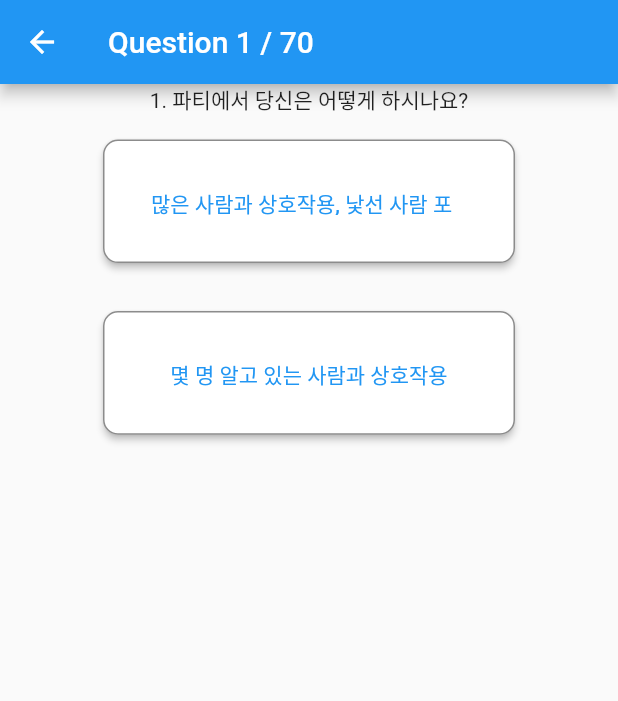
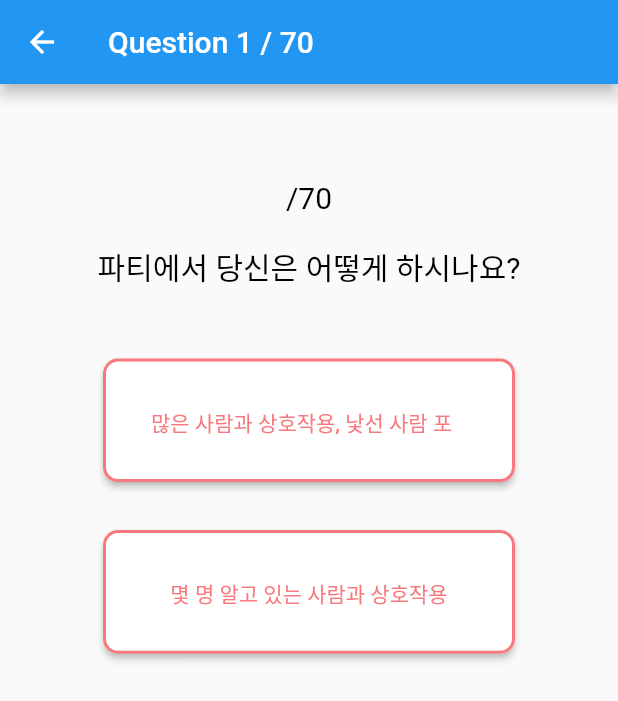
Before and after one commit to 9weeks-flutter-sfac/E1I3-challenge-MBTI-, a Flutter app: the screen it shows after launch, after a tap on "테스트 시작", on a phone screen of 412 x 824 dp. Shown: the top 701 px of the screen. Run offline on Flutter 3.47's test engine with Material 2 defaults, Android fonts, the phone set to English and light mode, and no system bars; Roboto replaces fonts that are missing (PretendardBold, PretendardRegular).

Commit message:
질문 페이지 수정

```diff
--- a/lib/home.dart
+++ b/lib/home.dart
@@ -1,6 +1,7 @@
 import 'package:flutter/material.dart';
 
 import 'package:your_type_mbti/question_page.dart';
+import 'package:your_type_mbti/util/app_color.dart';
 import 'package:your_type_mbti/util/app_textstyle.dart';
 
 class HomePage extends StatelessWidget {
@@ -24,35 +25,36 @@ class HomePage extends StatelessWidget {
                   "MBTI",
                   style: AppTextstyle.koPtRegular30(),
                 ),
-                SizedBox(
+                const SizedBox(
                   width: 5,
                 ),
-                Icon(
+                const Icon(
                   Icons.favorite,
                   size: 30,
                   color: Color(0xFFF7797D),
                 )
               ],
             ),
-            SizedBox(
+            const SizedBox(
               height: 30,
             ),
             Image.asset(
               'assets/images/main.png',
               width: 320,
             ),
-            SizedBox(
+           const SizedBox(
               height: 40,
             ),
             ElevatedButton(
                 onPressed: () {
                   Navigator.push(context,
-                      MaterialPageRoute(builder: (context) => QuestionPage()));
+                      MaterialPageRoute(builder: (context) => const QuestionPage()));
                 },
                 style: ElevatedButton.styleFrom(
                   elevation: 0,
-                  primary: Color(0xFFF7797D),
-                  textStyle: TextStyle(color: Colors.white),
+                  backgroundColor: AppColor.pinkRed,
+                  // primary: Color(0xFFF7797D),
+                  textStyle: TextStyle(color: Colors.white, fontWeight: FontWeight.bold),
                   shape: RoundedRectangleBorder(
                     borderRadius: BorderRadius.circular(30.0),
                   ),
--- a/lib/question_page.dart
+++ b/lib/question_page.dart
@@ -1,6 +1,7 @@
 import 'package:flutter/material.dart';
 import 'package:your_type_mbti/questions.dart';
 import 'package:your_type_mbti/service/answer_service.dart';
+import 'package:your_type_mbti/util/app_textstyle.dart';
 import 'package:your_type_mbti/widget/app_elevated_button.dart';
 
 class QuestionPage extends StatefulWidget {
@@ -46,9 +47,24 @@ class _QuestionPageState extends State<QuestionPage> {
         itemCount: Questions.mbtiQuestions.length,
         controller: pageController,
         itemBuilder: (context, index) {
-          return Column(
+          return Padding(
+            padding: const EdgeInsets.only(top: 64),
+            child: Column(
               children: [
-              Text(Questions.mbtiQuestions[index]['question']),
+                Row(
+                  mainAxisAlignment: MainAxisAlignment.center,
+                  children: [
+                    // Text(),
+                    Text('/${Questions.mbtiQuestions.length}', style: AppTextstyle.koPtBold20(),)
+                  ],
+                ),
+                const SizedBox(
+                  height: 20,
+                ),
+                Text(Questions.mbtiQuestions[index]['question'], style: AppTextstyle.koPtRegular20(),),
+                const SizedBox(
+                  height: 30,
+                ),
                 AppElevatedButton(
                   onPressed: () {
                     nextPage();
@@ -62,6 +78,7 @@ class _QuestionPageState extends State<QuestionPage> {
                   options: Questions.mbtiQuestions[index]['options'][1]['b'],
                 ),
               ],
+            ),
           );
         },
       ),
--- a/lib/questions.dart
+++ b/lib/questions.dart
@@ -1,343 +1,343 @@
 class Questions{
 static List<Map<String, dynamic>> mbtiQuestions = [
   {
-    "question": "1. 파티에서 당신은 어떻게 하시나요?",
+    "question": "파티에서 당신은 어떻게 하시나요?",
     "options": [
       {"a": "많은 사람과 상호작용, 낯선 사람 포함"},
       {"b": "몇 명 알고 있는 사람과 상호작용"}
     ]
   },
   {
-    "question": "2. 다음 중 어떤 쪽이 더 많이 해당되나요?",
+    "question": "다음 중 어떤 쪽이 더 많이 해당되나요?",
     "options": [
       {"a": "현실적인 편이다"},
       {"b": "상상적인 편이다"}
     ]
   },
   {
-    "question": "3. 다음 중 어떤 것이 더 나쁘다고 생각하시나요?",
+    "question": "다음 중 어떤 것이 더 나쁘다고 생각하시나요?",
     "options": [
       {"a": "머리가 구름 속에 있는 것"},
       {"b": "한계에 빠져 있는 것"}
     ]
   },
   {
-    "question": "4. 다음 중 어떤 것에 더 감명을 받나요?",
+    "question": "다음 중 어떤 것에 더 감명을 받나요?",
     "options": [
       {"a": "원칙"},
       {"b": "감정"}
     ]
   },
   {
-    "question": "5. 다음 중 어떤 것에 더 끌리나요?",
+    "question": "다음 중 어떤 것에 더 끌리나요?",
     "options": [
       {"a": "납득시키는 것"},
       {"b": "감동적인 것"}
     ]
   },
   {
-    "question": "6. 일할 때 어떤 스타일을 선호하나요?",
+    "question": "일할 때 어떤 스타일을 선호하나요?",
     "options": [
       {"a": "마감일에 맞추어서 일하다"},
       {"b": "언제든 일하다"}
     ]
   },
   {
-    "question": "7. 선택을 할 때 어떤 경향이 있나요?",
+    "question": "선택을 할 때 어떤 경향이 있나요?",
     "options": [
       {"a": "상당히 신중하게 선택한다"},
       {"b": "어느 정도 충동적으로 선택한다"}
     ]
   },
   {
-    "question": "8. 파티에서 당신은 어떻게 하시나요?",
+    "question": "파티에서 당신은 어떻게 하시나요?",
     "options": [
       {"a": "더 많은 에너지를 가지고 더 늦게 머무르다"},
       {"b": "에너지가 줄어들면 일찍 떠난다"}
     ]
   },
   {
-    "question": "9. 다음 중 어떤 종류의 사람에 더 끌리나요?",
+    "question": "다음 중 어떤 종류의 사람에 더 끌리나요?",
     "options": [
       {"a": "실제적인 사람"},
       {"b": "상상력 풍부한 사람"}
     ]
   },
   {
-    "question": "10. 다음 중 어떤 것에 더 관심이 있나요?",
+    "question": "다음 중 어떤 것에 더 관심이 있나요?",
     "options": [
       {"a": "현재 현실"},
       {"b": "가능성 있는 미래"}
     ]
   },
   {
-    "question": "11. 다른 사람을 판단할 때 어떤 요소가 더 영향을 미치나요?",
+    "question": "다른 사람을 판단할 때 어떤 요소가 더 영향을 미치나요?",
     "options": [
       {"a": "법보다 상황에 좀 더 영향을 받는다"},
       {"b": "상황보다 법에 좀 더 영향을 받는다"}
     ]
   },
   {
-    "question": "12. 다른 사람에게 접근할 때 어떤 경향이 있나요?",
+    "question": "다른 사람에게 접근할 때 어떤 경향이 있나요?",
     "options": [
       {"a": "상대적으로 객관적이다"},
       {"b": "개인적이다"}
     ]
   },
   {
-    "question": "13. 다음 중 어떤 특징이 더 나타나나요?",
+    "question": "다음 중 어떤 특징이 더 나타나나요?",
     "options": [
       {"a": "시간을 엄격하게 지키는 편이다"},
       {"b": "여유 있게 시간을 보내는 편이다"}
     ]
   },
   {
-    "question": "14. 다음 중 어떤 것이 당신을 더 귀찮게 만드나요?",
+    "question": "다음 중 어떤 것이 당신을 더 귀찮게 만드나요?",
     "options": [
       {"a": "불완전한 상태"},
       {"b": "완료된 상태"}
     ]
   },
   {
-    "question": "15. 사회적 그룹에서 어떻게 행동하시나요?",
+    "question": "사회적 그룹에서 어떻게 행동하시나요?",
     "options": [
       {"a": "다른 사람들의 소식을 항상 따라갑니다"},
       {"b": "뉴스에 뒤떨어집니다"}
     ]
   },
   {
-    "question": "16. 일상적인 일을 할 때 어떤 경향이 있나요?",
+    "question": "일상적인 일을 할 때 어떤 경향이 있나요?",
     "options": [
       {"a": "보통 방식대로 합니다"},
       {"b": "자신만의 방식으로 합니다"}
     ]
   },
   {
-    "question": "17. 작가는 다음 중 어떤 것을 해야 한다고 생각하나요?",
+    "question": "작가는 다음 중 어떤 것을 해야 한다고 생각하나요?",
     "options": [
       {"a": "의도한 대로 말하고 의도한 대로 하다"},
       {"b": "비유를 사용하여 표현하다"}
     ]
   },
   {
-    "question": "18. 다음 중 어떤 것이 더 매력적인가요?",
+    "question": "다음 중 어떤 것이 더 매력적인가요?",
     "options": [
       {"a": "생각의 일관성"},
       {"b": "조화로운 인간관계"}
     ]
   },
   {
-    "question": "19. 판단을 내릴 때 더 편한 것은 무엇인가요?",
+    "question": "판단을 내릴 때 더 편한 것은 무엇인가요?",
     "options": [
       {"a": "논리적인 판단"},
       {"b": "가치 판단"}
     ]
   },
   {
-    "question": "20. 무엇을 원하시나요?",
+    "question": "무엇을 원하시나요?",
     "options": [
       {"a": "안정적이고 확정된 상태"},
       {"b": "불안정하고 미정인 상태"}
     ]
   },
   {
-    "question": "21. 당신은 더:",
+    "question": "당신은 더:",
     "options": [
       {"a": "진지하고 결단력이 있다고 생각하시나요"},
       {"b": "명랑하고 쉽게 사귀는 편이라고 생각하시나요"}
     ]
   },
   {
-    "question": "22. 전화를 걸 때 어떻게 하시나요?",
+    "question": "전화를 걸 때 어떻게 하시나요?",
     "options": [
       {"a": "모든 내용이 다 전해질 것이라고 의심하지 않는다"},
       {"b": "미리 말할 내용을 연습합니다"}
     ]
   },
   {
-    "question": "23. 사실은:",
+    "question": "사실은:",
     "options": [
       {"a": "자체로 말한다"},
       {"b": "원칙을 설명한다"}
     ]
   },
   {
-    "question": "24. 비전을 가진 사람들은:",
+    "question": "비전을 가진 사람들은:",
     "options": [
       {"a": "다소 짜증스러운 경향이 있다"},
       {"b": "꽤 매력적인 경향이 있다"}
     ]
   },
   {
-    "question": "25. 다음 중 더 자주:",
+    "question": "다음 중 더 자주:",
     "options": [
       {"a": "냉정한 사람이다"},
       {"b": "따뜻한 마음을 가진 사람이다"}
     ]
   },
   {
-    "question": "26. 다음 중 어떤 것이 더 나쁜 것이라고 생각하시나요?",
+    "question": "다음 중 어떤 것이 더 나쁜 것이라고 생각하시나요?",
     "options": [
       {"a": "불공평하다"},
       {"b": "무자비하다"}
     ]
   },
   {
-    "question": "27. 다음 중 어떤 것을 더 중요하게 생각하시나요?",
+    "question": "다음 중 어떤 것을 더 중요하게 생각하시나요?",
     "options": [
       {"a": "논리"},
       {"b": "감정"}
     ]
   },
   {
-    "question": "28. 어떤 상황에서 더 편하게 느끼시나요?",
+    "question": "어떤 상황에서 더 편하게 느끼시나요?",
     "options": [
       {"a": "계획된 일정"},
       {"b": "유연한 일정"}
     ]
   },
   {
-    "question": "29. 다음 중 어떤 것이 더 나을 것 같다고 생각하시나요?",
+    "question": "다음 중 어떤 것이 더 나을 것 같다고 생각하시나요?",
     "options": [
       {"a": "규칙적인 일상"},
       {"b": "다양한 경험"}
     ]
   },
   {
-    "question": "30. 어떤 종류의 영화나 책을 선호하시나요?",
+    "question": "어떤 종류의 영화나 책을 선호하시나요?",
     "options": [
       {"a": "로맨스나 판타지"},
       {"b": "과학적인 이야기나 문화적인 주제"}
     ]
   },
   {
-    "question": "31. 다음 중 어떤 것이 더 중요하다고 생각하시나요?",
+    "question": "다음 중 어떤 것이 더 중요하다고 생각하시나요?",
     "options": [
       {"a": "자신의 목표 달성"},
       {"b": "다른 사람들과의 관계 유지"}
     ]
   },
   {
-    "question": "32. 어떤 종류의 여행을 선호하시나요?",
+    "question": "어떤 종류의 여행을 선호하시나요?",
     "options": [
       {"a": "계획된 일정과 일정 준수"},
       {"b": "유연한 일정과 자유로운 돌아다니기"}
     ]
   },
   {
-    "question": "33. 다른 사람과 의견 충돌이 있을 때 어떻게 대처하시나요?",
+    "question": "다른 사람과 의견 충돌이 있을 때 어떻게 대처하시나요?",
     "options": [
       {"a": "논리적으로 논쟁"},
       {"b": "감정적으로 대화"}
     ]
   },
   {
-    "question": "34. 업무에서 어떤 역할을 선호하시나요?",
+    "question": "업무에서 어떤 역할을 선호하시나요?",
     "options": [
       {"a": "결정을 내릴 수 있는 리더 역할"},
       {"b": "팀원으로서 협력적인 역할"}
     ]
   },
   {
-    "question": "35. 어떤 종류의 미래 계획을 세우시나요?",
+    "question": "어떤 종류의 미래 계획을 세우시나요?",
     "options": [
       {"a": "구체적이고 계획적인 목표"},
       {"b": "유연하고 다양한 경로"}
     ]
   },
   {
-    "question": "36. 어떤 유형의 취미를 가지고 계시나요?",
+    "question": "어떤 유형의 취미를 가지고 계시나요?",
     "options": [
       {"a": "분석적인 활동, 공부, 논의"},
       {"b": "창조적인 예술적 활동, 여행"}
     ]
   },
   {
-    "question": "37. 어떤 방식으로 문제 해결을 선호하시나요?",
+    "question": "어떤 방식으로 문제 해결을 선호하시나요?",
     "options": [
       {"a": "논리와 사실에 기반한 해결책"},
       {"b": "창의적인 아이디어와 혁신적인 접근"}
     ]
   },
   {
-    "question": "38. 다른 사람들과의 대화에서 무엇이 더 중요하다고 생각하시나요?",
+    "question": "다른 사람들과의 대화에서 무엇이 더 중요하다고 생각하시나요?",
     "options": [
       {"a": "주제와 정보에 중점을 두는 것"},
       {"b": "감정과 관계에 중점을 두는 것"}
     ]
   },
   {
-    "question": "39. 어떤 종류의 음악을 선호하시나요?",
+    "question": "어떤 종류의 음악을 선호하시나요?",
     "options": [
       {"a": "클래식, 재즈, 혼잡한 음악"},
       {"b": "팝, 락, 감성적인 음악"}
     ]
   },
   {
-    "question": "40. 어떤 유형의 영화를 더 좋아하시나요?",
+    "question": "어떤 유형의 영화를 더 좋아하시나요?",
     "options": [
       {"a": "과학 픽션 또는 다크 드라마"},
       {"b": "로맨스 또는 코미디"}
     ]
   },
   {
-    "question": "41. 당신은 무엇에 더 편안한가요?",
+    "question": "당신은 무엇에 더 편안한가요?",
     "options": [
       {"a": "계약된 작업"},
       {"b": "일시적인 작업"}
     ]
   },
   {
-    "question": "42. 당신은 주로 무엇을 찾나요?",
+    "question": "당신은 주로 무엇을 찾나요?",
     "options": [
       {"a": "체계적인 것"},
       {"b": "어떤 것이든 나타나는 대로"}
     ]
   },
   {
-    "question": "43. 당신은 어떤 것을 선호하나요?",
+    "question": "당신은 어떤 것을 선호하나요?",
     "options": [
       {"a": "짧은 접촉을 가진 많은 친구"},
       {"b": "긴 접촉을 가진 소수의 친구"}
     ]
   },
   {
-    "question": "44. 당신은 무엇을 더 중요하게 생각하나요?",
+    "question": "당신은 무엇을 더 중요하게 생각하나요?",
     "options": [
       {"a": "사실"},
       {"b": "원칙"}
     ]
   },
   {
-    "question": "45. 당신은 무엇에 더 관심이 있나요?",
+    "question": "당신은 무엇에 더 관심이 있나요?",
     "options": [
       {"a": "생산과 배포"},
       {"b": "디자인과 연구"}
     ]
   },
   {
-    "question": "46. 어떤 것이 더 칭찬이 될 것 같나요?",
+    "question": "어떤 것이 더 칭찬이 될 것 같나요?",
     "options": [
-      {"a": "그 사람은 아주 논리적이에요."},
-      {"b": "그 사람은 아주 감정적이에요."}
+      {"a": "그 사람은 아주 논리적이에"},
+      {"b": "그 사람은 아주 감정적이에"}
     ]
   },
   {
-    "question": "47. 당신은 자신에게 어떤 가치를 두나요?",
+    "question": "당신은 자신에게 어떤 가치를 두나요?",
     "options": [
       {"a": "단호함"},
       {"b": "헌신"}
     ]
   },
   {
-    "question": "48. 당신은 주로 어떤 것을 선호하나요?",
+    "question": "당신은 주로 어떤 것을 선호하나요?",
     "options": [
       {"a": "최종적이고 변경할 수 없는 진술"},
       {"b": "임시 및 예비 진술"}
     ]
   },
   {
-    "question": "49. 당신은 어떤 상황에서 더 편안한가요?",
+    "question": "당신은 어떤 상황에서 더 편안한가요?",
     "options": [
       {"a": "결정을 내린 후"},
       {"b": "결정을 내리기 전"}
@@ -345,7 +345,7 @@ static List<Map<String, dynamic>> mbtiQuestions = [
   },
   {
 
-    "question": "50. 당신은 무엇을 하나요?",
+    "question": "당신은 무엇을 하나요?",
     "options": [
       {"a": "낯선 사람과 쉽고 길게 말하다"},
       {"b": "낯선 사람에게 말을 거의 하지 않다"}
@@ -353,7 +353,7 @@ static List<Map<String, dynamic>> mbtiQuestions = [
   },
   {
 
-    "question": "51. 당신은 주로 어떤 것을 신뢰하나요?",
+    "question": "당신은 주로 어떤 것을 신뢰하나요?",
     "options": [
       {"a": "경험"},
       {"b": "직감"}
@@ -361,7 +361,7 @@ static List<Map<String, dynamic>> mbtiQuestions = [
   },
   {
 
-    "question": "52. 당신은 어떤 면에서 더 실용적인가요?",
+    "question": "당신은 어떤 면에서 더 실용적인가요?",
     "options": [
       {"a": "실용적인 면"},
       {"b": "창의적인 면"}
@@ -369,7 +369,7 @@ static List<Map<String, dynamic>> mbtiQuestions = [
   },
   {
 
-    "question": "53. 누구를 칭찬하는 것이 더 적절할까요?",
+    "question": "누구를 칭찬하는 것이 더 적절할까요?",
     "options": [
       {"a": "명쾌한 이성을 가진 사람 중 한 명"},
       {"b": "강한 감정을 가진 사람 중 한 명"}
@@ -377,7 +377,7 @@ static List<Map<String, dynamic>> mbtiQuestions = [
   },
   {
 
-    "question": "54. 당신은 주로 어떤 경향이 있나요?",
+    "question": "당신은 주로 어떤 경향이 있나요?",
     "options": [
       {"a": "공정한 마음을 가진 경향"},
       {"b": "공감능력을 가진 경향"}
@@ -385,7 +385,7 @@ static List<Map<String, dynamic>> mbtiQuestions = [
   },
   {
 
-    "question": "55. 대부분의 경우 어떤 것이 더 나은가요?",
+    "question": "대부분의 경우 어떤 것이 더 나은가요?",
     "options": [
       {"a": "모든 것이 잘 정리되어 있는 것"},
       {"b": "그냥 일어나게 두는 것"}
@@ -393,7 +393,7 @@ static List<Map<String, dynamic>> mbtiQuestions = [
   },
   {
 
-    "question": "56. 관계에서 대부분의 것은 어떻게 되어야 하나요?",
+    "question": "관계에서 대부분의 것은 어떻게 되어야 하나요?",
     "options": [
       {"a": "재협상 가능한 것"},
       {"b": "무작위 및 우연한 것"}
@@ -401,7 +401,7 @@ static List<Map<String, dynamic>> mbtiQuestions = [
   },
   {
 
-    "question": "57. 전화 벨이 울릴 때 당신은 어떻게 하나요?",
+    "question": "전화 벨이 울릴 때 당신은 어떻게 하나요?",
     "options": [
       {"a": "가장 먼저 전화를 받으려고 빨리 움직인다"},
       {"b": "다른 누군가가 받기를 바란다"}
@@ -409,7 +409,7 @@ static List<Map<String, dynamic>> mbtiQuestions = [
   },
   {
 
-    "question": "58. 당신은 자신에게 어떤 것을 가장 소중하게 생각하나요?",
+    "question": "당신은 자신에게 어떤 것을 가장 소중하게 생각하나요?",
     "options": [
       {"a": "현실감을 가진 강한 감각"},
       {"b": "생생한 상상력"}
@@ -417,7 +417,7 @@ static List<Map<String, dynamic>> mbtiQuestions = [
   },
   {
 
-    "question": "59. 당신은 어떤 것에 더 끌리나요?",
+    "question": "당신은 어떤 것에 더 끌리나요?",
     "options": [
       {"a": "기본 개념"},
       {"b": "은유적 개념"}
@@ -425,7 +425,7 @@ static List<Map<String, dynamic>> mbtiQuestions = [
   },
   {
 
-    "question": "60. 어느 쪽이 더 큰 오류처럼 보이나요?",
+    "question": "어느 쪽이 더 큰 오류처럼 보이나요?",
     "options": [
       {"a": "너무 열정적인 것"},
       {"b": "너무 객관적인 것"}
@@ -433,7 +433,7 @@ static List<Map<String, dynamic>> mbtiQuestions = [
   },
   {
 
-    "question": "61. 당신은 기본적으로 어떤 사람으로 생각하나요?",
+    "question": "당신은 기본적으로 어떤 사람으로 생각하나요?",
     "options": [
       {"a": "머리가 딱딱한 사람"},
       {"b": "마음이 부드러운 사람"}
@@ -441,7 +441,7 @@ static List<Map<String, dynamic>> mbtiQuestions = [
   },
   {
 
-    "question": "62. 어떤 상황이 더 매력적으로 다가옵니까?",
+    "question": "어떤 상황이 더 매력적으로 다가옵니까?",
     "options": [
       {"a": "구조화되고 일정한 상황"},
       {"b": "구조화되지 않고 일정하지 않은 상황"}
@@ -449,7 +449,7 @@ static List<Map<String, dynamic>> mbtiQuestions = [
   },
   {
 
-    "question": "63. 당신은 어떤 사람인가요?",
+    "question": "당신은 어떤 사람인가요?",
     "options": [
       {"a": "규칙적인 사람"},
       {"b": "변덕스러운 사람"}
@@ -457,7 +457,7 @@ static List<Map<String, dynamic>> mbtiQuestions = [
   },
   {
 
-    "question": "64. 당신은 더 접근하기 쉬운 편인가요?",
+    "question": "당신은 더 접근하기 쉬운 편인가요?",
     "options": [
       {"a": "다가가기 쉬운 편"},
       {"b": "어느 정도 내성적인 편"}
@@ -465,7 +465,7 @@ static List<Map<String, dynamic>> mbtiQuestions = [
   },
   {
 
-    "question": "65. 글을 쓸 때 당신은 어떤 것을 선호하나요?",
+    "question": "글을 쓸 때 당신은 어떤 것을 선호하나요?",
     "options": [
       {"a": "더 직업적인 표현"},
       {"b": "더 비유적인 표현"}
@@ -473,7 +473,7 @@ static List<Map<String, dynamic>> mbtiQuestions = [
   },
   {
 
-    "question": "66. 다른 사람과 어울리기가 더 어려운 것은 무엇인가요?",
+    "question": "다른 사람과 어울리기가 더 어려운 것은 무엇인가요?",
     "options": [
       {"a": "다른 사람과 공감하기가 어려운 것"},
       {"b": "다른 사람을 활용하기가 어려운 것"}
@@ -481,7 +481,7 @@ static List<Map<String, dynamic>> mbtiQuestions = [
   },
   {
 
-    "question": "67. 당신은 자신에게 어떤 것을 더 바라나요?",
+    "question": "당신은 자신에게 어떤 것을 더 바라나요?",
     "options": [
       {"a": "명쾌한 이성적 사고력"},
       {"b": "감정적인 동정심의 힘"}
@@ -489,7 +489,7 @@ static List<Map<String, dynamic>> mbtiQuestions = [
   },
   {
 
-    "question": "68. 어떤 것이 더 큰 결점인가요?",
+    "question": "어떤 것이 더 큰 결점인가요?",
     "options": [
       {"a": "무분별함"},
       {"b": "비판적인 경향"}
@@ -497,7 +497,7 @@ static List<Map<String, dynamic>> mbtiQuestions = [
   },
   {
 
-    "question": "69. 당신은 어떤 것을 더 선호하나요?",
+    "question": "당신은 어떤 것을 더 선호하나요?",
     "options": [
       {"a": "계획된 이벤트"},
       {"b": "무계획 이벤트"}
@@ -505,7 +505,7 @@ static List<Map<String, dynamic>> mbtiQuestions = [
   },
   {
 
-    "question": "70. 당신은 주로 어떤 성향이 있나요?",
+    "question": "당신은 주로 어떤 성향이 있나요?",
     "options": [
       {"a": "심사숙고적이고 계획적인 성향"},
       {"b": "즉흥적이고 계획 없이 행동하는 성향"}
--- a/lib/service/answer_service.dart
+++ b/lib/service/answer_service.dart
@@ -1,9 +1,10 @@
+import 'dart:math';
+
 class AnswerService {
   int questionNum = 0; // 매개변수로 받기
   int typeNum = 0;
 
-  String resultTypeN = "";
-  String resultType = "";
+  String result = "";
   String selectAnswer = "";
 
   List<List<String>> type = [
@@ -21,8 +22,14 @@ class AnswerService {
     [0, 0],
   ];
 
+  String secondResult = "";
+
+  // 동점나올경우 두개의 결과를 담기 위해 결과를 리스트에 담기
+  List<String> resultList = [];
+
   void plusScore(String selectAnswer) {
-    typeNum = getType(questionNum);
+    // 어떤 타입 문항인지 찾기
+    typeNum = getQuestionType(questionNum);
 
     if (selectAnswer == "a") {
       typeScoreList[typeNum][0]++;
@@ -33,7 +40,7 @@ class AnswerService {
   }
 
   // 어떤 타입을 가르는 문항인지 확인
-  int getType(int questionNum) {
+  int getQuestionType(int questionNum) {
     if (questionNum % 7 == 1) {
       typeNum = 1;
     }
@@ -49,25 +56,25 @@ class AnswerService {
     return typeNum;
   }
 
-  // 사용자의 선택을 토대로 어떤 타입 값인지 산출
-  void getTypeValue(String resultTypeN, List<List<String>> type, int typeNum,
-      String resultType) {
-    int a = typeScoreList[typeNum][0];
-    int b = typeScoreList[typeNum][1];
+  // 사용자의 최종 결과 타입
+  String getResult(String result) {
+    for (int i = 0; i < typeScoreList.length; i++) {
+      int scoreA = typeScoreList[i][0];
+      int scoreB = typeScoreList[i][1];
 
-    if (a > b) {
-      resultTypeN = type[typeNum][1];
-    } else if (b > a) {
-      resultTypeN = type[typeNum][2];
-    } else if (a == b) {
-      resultType = "동점";
+      if (scoreA > scoreB) {
+        result += type[i][0];
+      }
+      if (scoreA < scoreB) {
+        result += type[i][1];
+      }
+      if (scoreA == scoreB) {
+        int idx = Random().nextInt(2);
+
+        result += type[i][idx];
+      }
     }
 
-    print("TYPE은 $resultTypeN");
-
-    //e+s+t+p 식으로 합쳐준다.
-    resultType += resultTypeN;
-
-    print("지금까지 결과는 $resultType");
+    return result;
   }
 }
--- a/lib/util/app_color.dart
+++ b/lib/util/app_color.dart
@@ -3,5 +3,6 @@ import 'package:flutter/material.dart';
 class AppColor{
   static const Color black = Color(0xFF000000); //검은색
   static const Color white = Color(0xFFFFFFFF); //흰색
+  static const Color pinkRed = Color(0xFFF7797D);
 
 }
--- a/lib/widget/app_elevated_button.dart
+++ b/lib/widget/app_elevated_button.dart
@@ -1,4 +1,5 @@
 import 'package:flutter/material.dart';
+import 'package:your_type_mbti/util/app_color.dart';
 
 class AppElevatedButton extends StatefulWidget {
   const AppElevatedButton({super.key, this.onPressed, required this.options});
@@ -20,10 +21,10 @@ class _AppElevatedButtonState extends State<AppElevatedButton> {
         child: ElevatedButton(
          style: ElevatedButton.styleFrom(
           shape: const RoundedRectangleBorder(
-            side: BorderSide(color: Colors.black45),
+            side: BorderSide(color: AppColor.pinkRed, width: 2),
             borderRadius: BorderRadius.all(Radius.circular(10))),
-          backgroundColor: Colors.white,
-          foregroundColor: Colors.blue,
+          backgroundColor: AppColor.white,
+          foregroundColor: AppColor.pinkRed,
           padding: EdgeInsets.all(32),
          ),
           onPressed: widget.onPressed,
--- a/pubspec.yaml
+++ b/pubspec.yaml
@@ -74,7 +74,7 @@ flutter:
   # "family" key with the font family name, and a "fonts" key with a
   # list giving the asset and other descriptors for the font. For
   # example:
-fonts:
+  fonts:
     - family: PretendardBold
       fonts:
         - asset: assets/fonts/Pretendard-Bold.otf
```
Also changed, not shown: 1 other file. Lines whose indentation alone changed are shown as unchanged.
